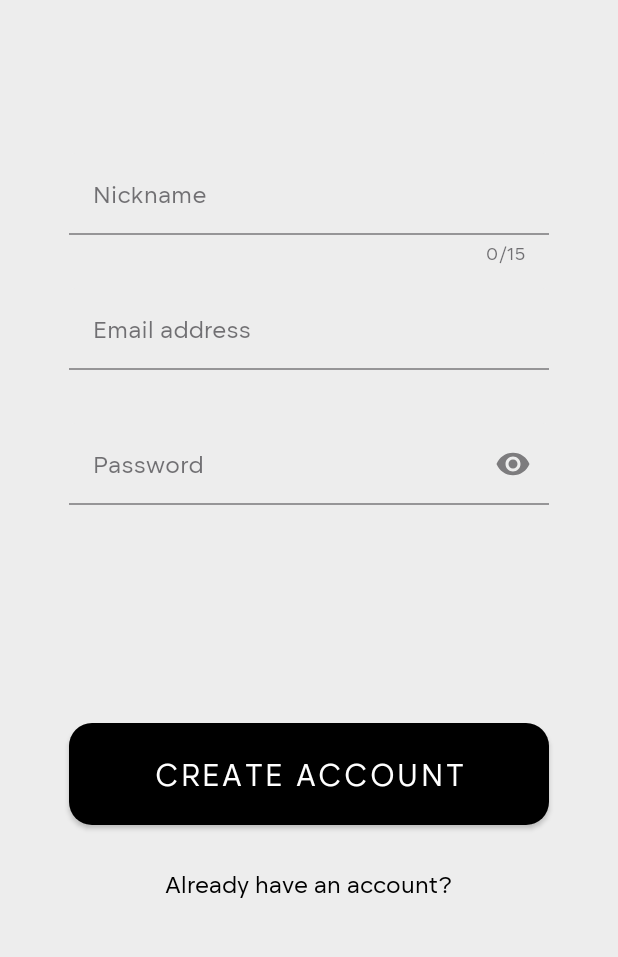
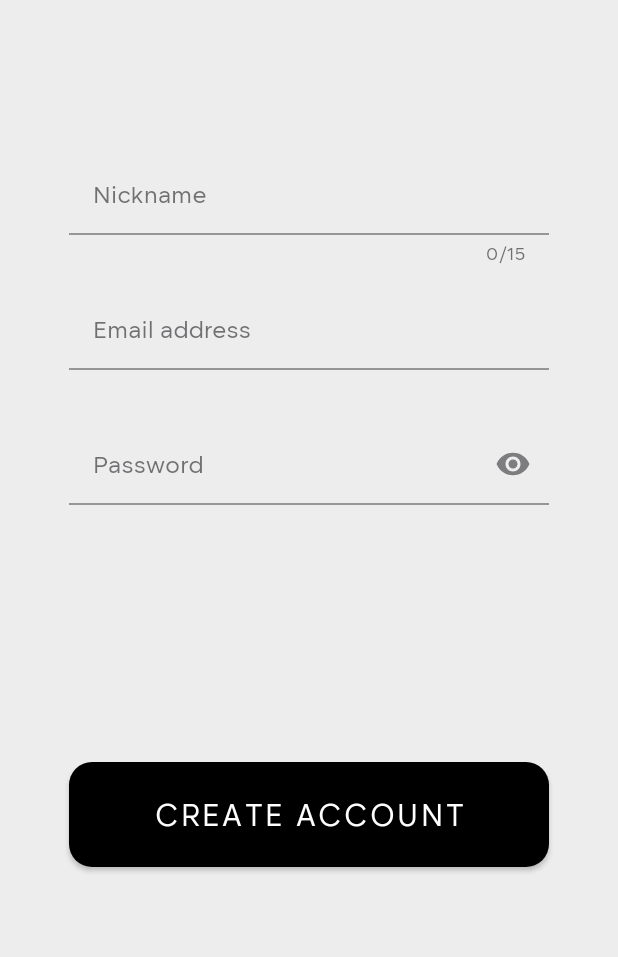
Before and after one commit to chrisstel/NotesApp, an Android app: the CreateAccountFragment screen opened through its navigation route, on a phone screen of 412 x 824 dp, the part 273-1230 px from its top. Run offline under Robolectric (Android 15) with nearby library versions, the phone set to English and light mode, and no system bars.

Commit message:
add animations

```diff
--- a/app/src/main/java/com/example/notes/ui/create_account/CreateAccountFragment.kt
+++ b/app/src/main/java/com/example/notes/ui/create_account/CreateAccountFragment.kt
@@ -30,17 +30,11 @@ class CreateAccountFragment : Fragment() {
         super.onViewCreated(view, savedInstanceState)
 
         views {
-            alreadyHaveAccountText.setOnClickListener { signIn() }
-
             createAccountButton.setOnClickListener {
                 signUp()
                 handleSignUpResult()
             }
         }
-    }
-
-    private fun signIn() {
-        findNavController().navigate(R.id.action_createAccountFragment_to_signInFragment)
     }
 
     private fun signUp() {
--- /dev/null
+++ b/app/src/main/res/anim/from_left.xml
@@ -0,0 +1,4 @@
+<?xml version="1.0" encoding="utf-8"?>
+<set xmlns:android="http://schemas.android.com/apk/res/android">
+    <translate android:fromXDelta="-100%" android:toXDelta="0%" android:duration="600"/>
+</set>
--- /dev/null
+++ b/app/src/main/res/anim/from_right.xml
@@ -0,0 +1,4 @@
+<?xml version="1.0" encoding="utf-8"?>
+<set xmlns:android="http://schemas.android.com/apk/res/android">
+    <translate android:fromXDelta="100%" android:toXDelta="0%" android:duration="600"/>
+</set>
--- /dev/null
+++ b/app/src/main/res/anim/to_left.xml
@@ -0,0 +1,4 @@
+<?xml version="1.0" encoding="utf-8"?>
+<set xmlns:android="http://schemas.android.com/apk/res/android">
+    <translate android:fromXDelta="0%" android:toXDelta="-100%" android:duration="600"/>
+</set>
--- /dev/null
+++ b/app/src/main/res/anim/to_right.xml
@@ -0,0 +1,4 @@
+<?xml version="1.0" encoding="utf-8"?>
+<set xmlns:android="http://schemas.android.com/apk/res/android">
+    <translate android:fromXDelta="0%" android:toXDelta="100%" android:duration="600"/>
+</set>
--- a/app/src/main/res/layout-land/fragment_create_account.xml
+++ b/app/src/main/res/layout-land/fragment_create_account.xml
@@ -138,21 +138,6 @@
         app:layout_constraintTop_toTopOf="@id/create_account_g14"
         app:layout_constraintWidth_max="320dp" />
 
-    <TextView
-        android:id="@+id/already_have_account_text"
-        android:layout_width="0dp"
-        android:layout_height="wrap_content"
-        android:autoSizeMaxTextSize="16sp"
-        android:autoSizeMinTextSize="4sp"
-        android:autoSizeTextType="uniform"
-        android:gravity="center"
-        android:text="@string/already_have_an_account"
-        android:textSize="16sp"
-        app:layout_constraintEnd_toEndOf="@id/create_account_button"
-        app:layout_constraintStart_toStartOf="@id/create_account_button"
-        app:layout_constraintTop_toBottomOf="@id/create_account_button" />
-
-
     <androidx.constraintlayout.widget.Guideline
         android:id="@+id/create_account_g1"
         android:layout_width="wrap_content"
--- a/app/src/main/res/layout-land/fragment_get_started.xml
+++ b/app/src/main/res/layout-land/fragment_get_started.xml
@@ -6,12 +6,12 @@
 
     <TextView
         android:id="@+id/app_title"
+        style="@style/AppHeader"
         android:layout_width="0dp"
         android:layout_height="wrap_content"
         android:gravity="center"
         android:text="@string/app_name"
         android:textSize="44sp"
-        style="@style/AppHeader"
         app:layout_constraintBottom_toBottomOf="@id/get_started_g4"
         app:layout_constraintEnd_toEndOf="@id/get_started_g2"
         app:layout_constraintStart_toStartOf="@id/get_started_g1"
@@ -54,10 +54,12 @@
         android:autoSizeMaxTextSize="18sp"
         android:autoSizeMinTextSize="4sp"
         android:autoSizeTextType="uniform"
+        android:clickable="true"
         android:gravity="center"
         android:text="@string/already_have_an_account"
         android:textSize="18sp"
         app:layout_constraintEnd_toEndOf="@id/get_started_g2"
+        app:layout_constraintHeight_min="48dp"
         app:layout_constraintStart_toStartOf="@id/get_started_g1"
         app:layout_constraintTop_toTopOf="@id/get_started_g9" />
 
@@ -68,7 +70,7 @@
         android:orientation="vertical"
         app:layout_constraintGuide_percent="0.0747" />
 
-<!--    Guidelines-->
+    <!--    Guidelines-->
 
     <androidx.constraintlayout.widget.Guideline
         android:id="@+id/get_started_g2"
--- a/app/src/main/res/layout/fragment_create_account.xml
+++ b/app/src/main/res/layout/fragment_create_account.xml
@@ -56,16 +56,16 @@
             android:layout_height="wrap_content"
             android:minHeight="48dp"
             android:paddingBottom="15dp"
-            app:errorEnabled="true"
             app:counterEnabled="true"
-            app:counterMaxLength="15">
+            app:counterMaxLength="15"
+            app:errorEnabled="true">
 
             <com.google.android.material.textfield.TextInputEditText
                 android:id="@+id/nickname"
                 android:layout_width="match_parent"
                 android:layout_height="wrap_content"
+                android:autofillHints="username"
                 android:hint="@string/nickname_label"
-                android:autofillHints="username"
                 android:inputType="textPersonName" />
 
         </com.google.android.material.textfield.TextInputLayout>
@@ -103,8 +103,8 @@
             android:layout_height="wrap_content"
             android:autofillHints="password"
             android:minHeight="48dp"
-            app:errorEnabled="true"
-            app:endIconMode="password_toggle">
+            app:endIconMode="password_toggle"
+            app:errorEnabled="true">
 
             <com.google.android.material.textfield.TextInputEditText
                 android:id="@+id/password"
@@ -131,22 +131,6 @@
         app:layout_constraintStart_toStartOf="@id/create_account_g1"
         app:layout_constraintTop_toTopOf="@id/create_account_g7"
         app:layout_constraintWidth_max="320dp" />
-
-    <TextView
-        android:id="@+id/already_have_account_text"
-        android:layout_width="0dp"
-        android:layout_height="0dp"
-        android:autoSizeMaxTextSize="16sp"
-        android:autoSizeMinTextSize="4sp"
-        android:autoSizeTextType="uniform"
-        android:gravity="center"
-        android:text="@string/already_have_an_account"
-        android:textSize="16sp"
-        app:layout_constraintBottom_toBottomOf="@id/create_account_g10"
-        app:layout_constraintEnd_toEndOf="@id/create_account_g2"
-        app:layout_constraintStart_toStartOf="@id/create_account_g1"
-        app:layout_constraintTop_toTopOf="@id/create_account_g9" />
-
 
     <androidx.constraintlayout.widget.Guideline
         android:id="@+id/create_account_g1"
@@ -195,28 +179,14 @@
         android:layout_width="wrap_content"
         android:layout_height="wrap_content"
         android:orientation="horizontal"
-        app:layout_constraintGuide_percent="0.7987" />
+        app:layout_constraintGuide_percent="0.83" />
 
     <androidx.constraintlayout.widget.Guideline
         android:id="@+id/create_account_g8"
         android:layout_width="wrap_content"
         android:layout_height="wrap_content"
         android:orientation="horizontal"
-        app:layout_constraintGuide_percent="0.8954" />
-
-    <androidx.constraintlayout.widget.Guideline
-        android:id="@+id/create_account_g9"
-        android:layout_width="wrap_content"
-        android:layout_height="wrap_content"
-        android:orientation="horizontal"
-        app:layout_constraintGuide_percent="0.9216" />
-
-    <androidx.constraintlayout.widget.Guideline
-        android:id="@+id/create_account_g10"
-        android:layout_width="wrap_content"
-        android:layout_height="wrap_content"
-        android:orientation="horizontal"
-        app:layout_constraintGuide_percent="0.95" />
+        app:layout_constraintGuide_percent="0.93" />
 
     <androidx.constraintlayout.widget.Guideline
         android:id="@+id/create_account_g11"
--- a/app/src/main/res/layout/fragment_get_started.xml
+++ b/app/src/main/res/layout/fragment_get_started.xml
@@ -6,20 +6,20 @@
 
     <TextView
         android:id="@+id/app_title"
+        style="@style/AppHeader"
         android:layout_width="0dp"
         android:layout_height="wrap_content"
         android:gravity="center"
         android:text="@string/app_name"
-        style="@style/AppHeader"
+        app:layout_constraintBottom_toBottomOf="@id/get_started_g4"
         app:layout_constraintEnd_toEndOf="parent"
         app:layout_constraintStart_toStartOf="parent"
-        app:layout_constraintBottom_toBottomOf="@id/get_started_g4"
         app:layout_constraintTop_toTopOf="@id/get_started_g3" />
 
-<!--    android:autoSizeMaxTextSize="24sp"-->
-<!--    android:autoSizeMinTextSize="10sp"-->
-<!--    android:autoSizeTextType="uniform"-->
-<!--    app:layout_constraintBottom_toBottomOf="@id/get_started_g4"-->
+    <!--    android:autoSizeMaxTextSize="24sp"-->
+    <!--    android:autoSizeMinTextSize="10sp"-->
+    <!--    android:autoSizeTextType="uniform"-->
+    <!--    app:layout_constraintBottom_toBottomOf="@id/get_started_g4"-->
 
     <TextView
         android:layout_width="0dp"
@@ -58,15 +58,17 @@
         android:autoSizeMaxTextSize="18sp"
         android:autoSizeMinTextSize="4sp"
         android:autoSizeTextType="uniform"
+        android:clickable="true"
         android:gravity="center"
         android:text="@string/already_have_an_account"
         android:textSize="18sp"
         app:layout_constraintBottom_toBottomOf="@id/get_started_g10"
         app:layout_constraintEnd_toEndOf="@id/get_started_g2"
+        app:layout_constraintHeight_min="48dp"
         app:layout_constraintStart_toStartOf="@id/get_started_g1"
         app:layout_constraintTop_toTopOf="@id/get_started_g9" />
 
-<!--    Guidelines-->
+    <!--    Guidelines-->
 
     <androidx.constraintlayout.widget.Guideline
         android:id="@+id/get_started_g1"
--- a/app/src/main/res/layout/fragment_main.xml
+++ b/app/src/main/res/layout/fragment_main.xml
@@ -16,7 +16,6 @@
         app:layout_constraintBottom_toTopOf="@+id/edit_text_add_note"
         tools:listitem="@layout/note_item"
         app:layoutManager="androidx.recyclerview.widget.LinearLayoutManager"/>
-
 
     <EditText
         android:id="@+id/edit_text_add_note"
--- a/app/src/main/res/layout/fragment_sign_in.xml
+++ b/app/src/main/res/layout/fragment_sign_in.xml
@@ -114,13 +114,15 @@
         android:autoSizeMaxTextSize="16sp"
         android:autoSizeMinTextSize="4sp"
         android:autoSizeTextType="uniform"
+        android:clickable="true"
         android:gravity="center"
         android:text="@string/dont_have_an_account"
         android:textSize="16sp"
+        app:layout_constraintBottom_toBottomOf="@id/sign_in_g10"
+        app:layout_constraintEnd_toEndOf="@id/sign_in_g2"
+        app:layout_constraintHeight_min="48dp"
         app:layout_constraintStart_toStartOf="@id/sign_in_g1"
-            app:layout_constraintEnd_toEndOf="@id/sign_in_g2"
-            app:layout_constraintTop_toTopOf="@id/sign_in_g9"
-            app:layout_constraintBottom_toBottomOf="@id/sign_in_g10"/>
+        app:layout_constraintTop_toTopOf="@id/sign_in_g9" />
 
     <androidx.constraintlayout.widget.Guideline
         android:id="@+id/sign_in_g1"
--- a/app/src/main/res/layout/note_item.xml
+++ b/app/src/main/res/layout/note_item.xml
@@ -21,8 +21,7 @@
             android:layout_height="wrap_content"
             tools:text="Caption"
             android:textSize="12sp"
-            android:textStyle="bold"
-            android:textColor="@color/light_brown"/>
+            android:textStyle="bold"/>
 
 
         <TextView
--- a/app/src/main/res/navigation/nav_graph.xml
+++ b/app/src/main/res/navigation/nav_graph.xml
@@ -17,10 +17,18 @@
         tools:layout="@layout/fragment_get_started">
         <action
             android:id="@+id/action_getStartedFragment_to_signInFragment"
-            app:destination="@id/signInFragment" />
+            app:destination="@id/signInFragment"
+            app:enterAnim="@anim/from_right"
+            app:exitAnim="@anim/to_left"
+            app:popEnterAnim="@anim/from_left"
+            app:popExitAnim="@anim/to_right" />
         <action
             android:id="@+id/action_getStartedFragment_to_createAccountFragment"
-            app:destination="@id/createAccountFragment" />
+            app:destination="@id/createAccountFragment"
+            app:enterAnim="@anim/from_right"
+            app:exitAnim="@anim/to_left"
+            app:popEnterAnim="@anim/from_left"
+            app:popExitAnim="@anim/to_right" />
     </fragment>
     <fragment
         android:id="@+id/signInFragment"
@@ -29,10 +37,14 @@
         tools:layout="@layout/fragment_sign_in">
         <action
             android:id="@+id/action_signInFragment_to_mainFragment"
-            app:destination="@id/mainFragment" />
+            app:destination="@id/mainFragment"
+            app:enterAnim="@anim/from_right"
+            app:exitAnim="@anim/to_left" />
         <action
             android:id="@+id/action_signInFragment_to_createAccountFragment"
-            app:destination="@id/createAccountFragment" />
+            app:destination="@id/createAccountFragment"
+            app:enterAnim="@anim/from_right"
+            app:exitAnim="@anim/to_left" />
     </fragment>
     <fragment
         android:id="@+id/createAccountFragment"
@@ -40,11 +52,10 @@
         android:label="CreateAccountFragment"
         tools:layout="@layout/fragment_create_account" >
         <action
-            android:id="@+id/action_createAccountFragment_to_signInFragment"
-            app:destination="@id/signInFragment" />
-        <action
             android:id="@+id/action_createAccountFragment_to_mainFragment"
-            app:destination="@id/mainFragment" />
+            app:destination="@id/mainFragment"
+            app:enterAnim="@anim/from_right"
+            app:exitAnim="@anim/to_left" />
     </fragment>
 
 </navigation>
```
Lines whose indentation alone changed are shown as unchanged.
